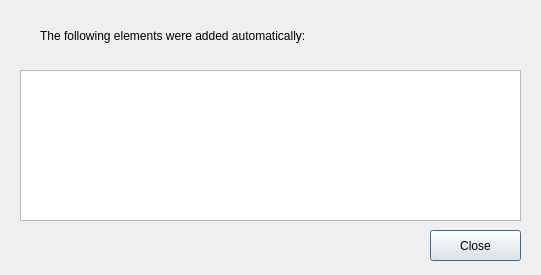
Qt form keibomoneytracker/newelementsaddedautomaticallydialog.ui (Carlos-CDM/Keibo-MoneyTracker) before a commit.
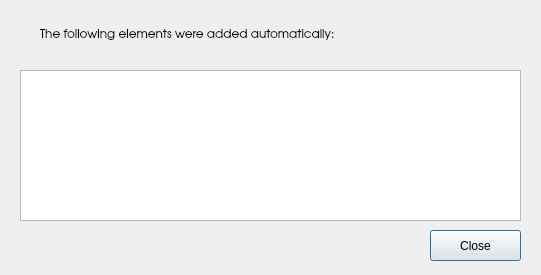
The same form after that commit. Custom widgets are drawn as their Qt base class.

Diff of the .ui file:
```diff
--- a/keibomoneytracker/newelementsaddedautomaticallydialog.ui
+++ b/keibomoneytracker/newelementsaddedautomaticallydialog.ui
@@ -51,6 +51,11 @@
      <height>31</height>
     </rect>
    </property>
+   <property name="font">
+    <font>
+     <family>URW Gothic L</family>
+    </font>
+   </property>
    <property name="text">
     <string>The following elements were added automatically:</string>
    </property>
```
Left out of the diff: 5 changed lines with no effect on the pictures.
